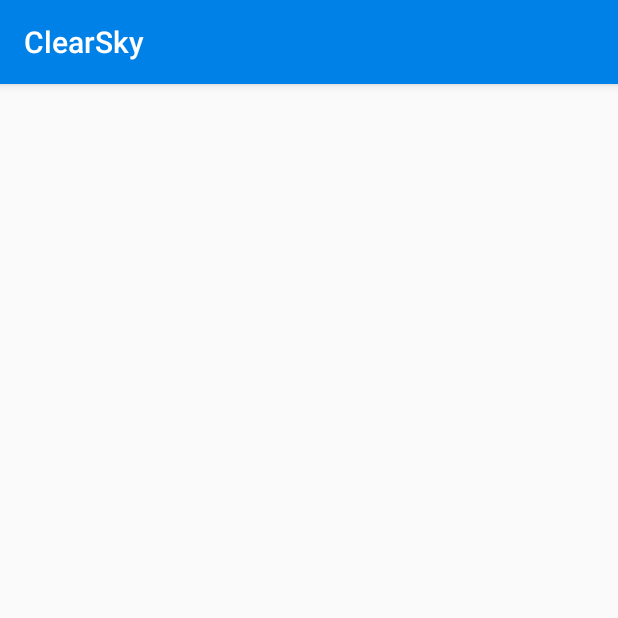
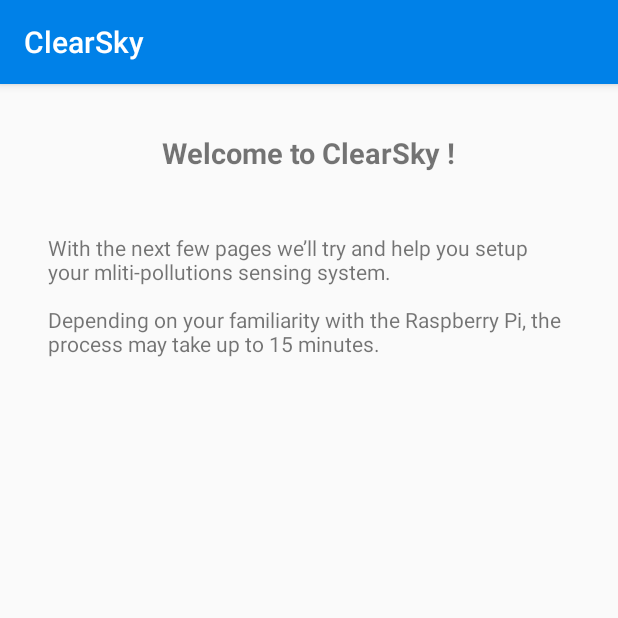
Before and after one commit to ClearSkyPollutions/Android, an Android app: the screen it shows after launch (WelcomeActivity), on a phone screen of 412 x 824 dp, the top half of it. Run offline under Robolectric (Android 15) with nearby library versions, the phone set to English and light mode, and no system bars.

Commit message:
Working slider, need design and inputs

```diff
--- a/app/src/main/java/com/example/android/activities/WelcomeActivity.java
+++ b/app/src/main/java/com/example/android/activities/WelcomeActivity.java
@@ -1,13 +1,53 @@
 package com.example.android.activities;
 
+import android.support.v4.app.Fragment;
+import android.support.v4.app.FragmentManager;
+import android.support.v4.app.FragmentPagerAdapter;
+import android.support.v4.view.ViewPager;
 import android.support.v7.app.AppCompatActivity;
 import android.os.Bundle;
 
+import com.example.android.fragments.SliderFragment;
+
 public class WelcomeActivity extends AppCompatActivity {
+
+    SlideAdapter mAdapter;
+    ViewPager mPager;
+
+    // Using an array here in case we need to do differents layouts.
+    // If not, should probably just inflate the right layout in SliderFragment.java
+    private static final int[] LAYOUTS = {
+            R.layout.fragment_slider,
+            R.layout.fragment_slider,
+            R.layout.fragment_slider,
+            R.layout.fragment_slider,
+            R.layout.fragment_slider }; ;
+    static final int NUM_SLIDES = LAYOUTS.length;
 
     @Override
     protected void onCreate(Bundle savedInstanceState) {
         super.onCreate(savedInstanceState);
         setContentView(R.layout.activity_welcome);
+
+        mAdapter = new SlideAdapter(getSupportFragmentManager());
+
+        mPager = findViewById(R.id.viewPager);
+        mPager.setAdapter(mAdapter);
+    }
+
+    public static class SlideAdapter extends FragmentPagerAdapter {
+        public SlideAdapter(FragmentManager fm) {
+            super(fm);
+        }
+
+        @Override
+        public int getCount() {
+            return NUM_SLIDES;
+        }
+
+        @Override
+        public Fragment getItem(int position) {
+            return SliderFragment.newInstance(LAYOUTS[position], position);
+        }
     }
 }
--- /dev/null
+++ b/app/src/main/java/com/example/android/fragments/SliderFragment.java
@@ -0,0 +1,57 @@
+package com.example.android.fragments;
+
+import android.os.Bundle;
+import android.support.v4.app.Fragment;
+import android.text.Html;
+import android.view.LayoutInflater;
+import android.view.View;
+import android.view.ViewGroup;
+import android.widget.TextView;
+
+import com.example.android.activities.R;
+
+
+public class SliderFragment extends Fragment {
+    // TODO: Rename parameter arguments, choose names that match
+    // the fragment initialization parameters, e.g. ARG_ITEM_NUMBER
+    private static final String ARG_LAYOUT = "layout";
+    private static final String ARG_POSITION = "position";
+
+    // TODO: Rename and change types of parameters
+    private int mLayout;
+    private int mPosition;
+
+    public SliderFragment() {
+    }
+
+    public static SliderFragment newInstance(int layout, int position) {
+        SliderFragment fragment = new SliderFragment();
+        Bundle args = new Bundle();
+        args.putInt(ARG_LAYOUT, layout);
+        args.putInt(ARG_POSITION, position);
+        fragment.setArguments(args);
+        return fragment;
+    }
+
+    @Override
+    public void onCreate(Bundle savedInstanceState) {
+        super.onCreate(savedInstanceState);
+        if (getArguments() != null) {
+            mLayout = getArguments().getInt(ARG_LAYOUT);
+            mPosition = getArguments().getInt(ARG_POSITION);
+        }
+    }
+
+    @Override
+    public View onCreateView(LayoutInflater inflater, ViewGroup container,
+                             Bundle savedInstanceState) {
+        View rootView = inflater.inflate(mLayout, container, false);
+        TextView t = rootView.findViewById(R.id.title);
+        t.setText(Html.fromHtml(getResources().getStringArray(R.array.slide_titles)[mPosition]));
+        t = rootView.findViewById(R.id.body);
+        t.setText(Html.fromHtml(getResources().getStringArray(R.array.slide_content)[mPosition]));
+
+        return rootView;
+
+    }
+}
--- a/app/src/main/res/layout/activity_welcome.xml
+++ b/app/src/main/res/layout/activity_welcome.xml
@@ -6,4 +6,14 @@
     android:layout_height="match_parent"
     tools:context="com.example.android.activities.WelcomeActivity">
 
+    <android.support.v4.view.ViewPager
+        android:id="@+id/viewPager"
+        android:layout_width="match_parent"
+        android:layout_height="match_parent"
+        app:layout_constraintBottom_toBottomOf="parent"
+        app:layout_constraintEnd_toEndOf="parent"
+        app:layout_constraintStart_toStartOf="parent"
+        app:layout_constraintTop_toTopOf="parent">
+
+    </android.support.v4.view.ViewPager>
 </android.support.constraint.ConstraintLayout>
--- /dev/null
+++ b/app/src/main/res/layout/fragment_slider.xml
@@ -0,0 +1,29 @@
+<android.support.constraint.ConstraintLayout xmlns:android="http://schemas.android.com/apk/res/android"
+    xmlns:app="http://schemas.android.com/apk/res-auto"
+    xmlns:tools="http://schemas.android.com/tools"
+    android:id="@+id/frameLayout"
+    android:layout_width="match_parent"
+    android:layout_height="match_parent"
+    android:padding="32dp"
+    tools:context="com.example.android.fragments.SliderFragment">
+
+    <!-- TODO: Update blank fragment layout -->
+    <TextView
+        android:id="@+id/title"
+        android:layout_width="wrap_content"
+        android:layout_height="wrap_content"
+        app:layout_constraintEnd_toEndOf="parent"
+        app:layout_constraintStart_toStartOf="parent"
+        app:layout_constraintTop_toTopOf="parent" />
+
+    <TextView
+        android:id="@+id/body"
+        android:layout_width="0dp"
+        android:layout_height="0dp"
+        android:layout_marginTop="8dp"
+        app:layout_constraintBottom_toBottomOf="parent"
+        app:layout_constraintEnd_toEndOf="parent"
+        app:layout_constraintStart_toStartOf="parent"
+        app:layout_constraintTop_toBottomOf="@+id/title" />
+
+</android.support.constraint.ConstraintLayout>
--- a/app/src/main/res/values/strings.xml
+++ b/app/src/main/res/values/strings.xml
@@ -11,6 +11,56 @@
     <string name="title_map">Map</string>
     <string name="title_pollutants">Pollutants</string>
 
-    <!-- TODO: Remove or change this placeholder text -->
-    <string name="hello_blank_fragment">Hello blank fragment</string>
+    <!-- Sliders -->
+    <string-array name="slide_titles">
+        <item><![CDATA[<h2>Welcome to ClearSky !</h2>]]></item>
+        <item><![CDATA[<h2>Setting up the Raspberry Pi</h2>]]></item>
+        <item><![CDATA[<h2>Setting up the sensors</h2>]]></item>
+        <item><![CDATA[<h2>Setting up ClearSky</h2>]]></item>
+        <item><![CDATA[<h2>Addresses</h2>]]></item>
+    </string-array>
+    <string-array name="slide_content">
+        <item><![CDATA[
+             <p>With the next few pages we’ll try and help you setup your mliti-pollutions sensing system.</p>
+             <p>Depending on your familiarity with the Raspberry Pi, the process may take up to 15 minutes.</p>
+        ]]></item>
+        <item><![CDATA[
+            <p>First up, you need to get a Raspberry Pi with internet connectivity.
+<li>The latest model (Raspberry Pi 3B) comes equipped with Wifi and ethernet</li>
+<li>The Pi 0 also comes with Wifi, but is slower</li>
+<li>Finally, you can also buy a Wifi adapter and plug it into any Raspberry Pi</li>
+
+We recommend heading over to https://projects.raspberrypi.org for a quick tutorial on getting started.</p>
+
+        ]]></item>
+        <item><![CDATA[
+        <p>To have an accurate estimate of the air quality in your area, you’ll need to buy sensors for the most common types of pollutants.
+For an out-of-the-box solution, use the following sensors :
+SDS011 : details
+DHT22 : details
+MQ2 : details
+…
+</p>
+            <p>A minimal amount of coding is necessary if you wish to add differents sensors, but we’ll be glad to help at https://github.com/capteurPollutions/Embedded.
+</p>
+        ]]></item>
+        <item><![CDATA[
+        <p>Please clone or download from github in your Raspberry Pi :
+
+<li>mkdir ~/ClearSky</li>
+<li>cd ~/ClearSky</li>
+<li>git clone https://github.com/CapteursPollution/Embedded</li>
+<li>cd Embedded/Installation/RaspberryPi/ &amp;&amp;  sudo sh setup.sh</li>
+</p>
+<p>After restarting, your Raspberry should now start reading the data from the sensors.</p>
+    <p>Next up, configuring the mobile app to visualize this data !</p>
+
+        ]]></item>
+        <item><![CDATA[
+<p>What’s the IP Address of the Raspberry Pi (How to get it ? ) : INPUT</p>
+    <p>Help us spread knowledge and data about Air Quality ! We’re building a map of the data collected by our users and accessible to everyone (data is anonymized).</p>
+<p>Do you wish to upload the data collected by your system : TOGGLE YES NO</p>
+    <p>Optionally, you may want to use another server to upload your data to : INPUT SERVER ADD</p>
+        ]]></item>
+    </string-array>
 </resources>
```
